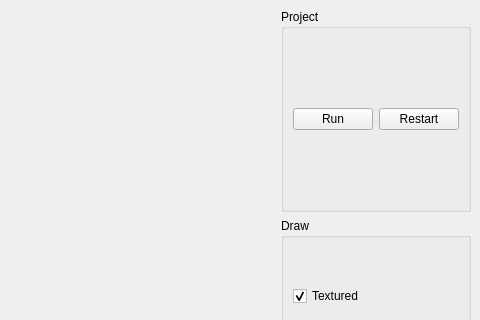
Before: the Qt Designer form Masters_Project_Silk_Torch/ui/MainWindow.ui in JSlowgrove/Masters-Project-Silk-Torch, drawn with Qt 5; both pictures show x 578 to 1058 and y 0 to 320 of the 1058 by 656 pixel window.
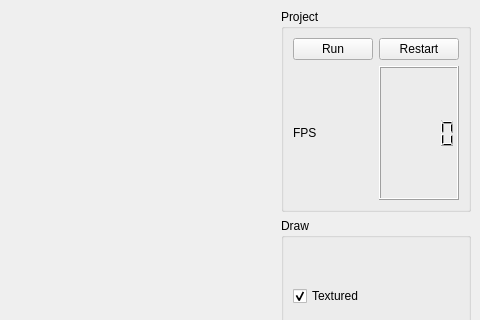
After: the same form once the commit is applied.

Commit message: Commit for machine transfer, also added FPS counter in UI but still need to link it up.

What changed in the file:
```diff
--- a/Masters_Project_Silk_Torch/ui/MainWindow.ui
+++ b/Masters_Project_Silk_Torch/ui/MainWindow.ui
@@ -21,6 +21,13 @@
        <string>Project</string>
       </property>
       <layout class="QGridLayout" name="gridLayout">
+       <item row="1" column="0">
+        <widget class="QLabel" name="fpslabel">
+         <property name="text">
+          <string>FPS</string>
+         </property>
+        </widget>
+       </item>
        <item row="0" column="0">
         <widget class="QPushButton" name="m_runProject">
          <property name="text">
@@ -35,6 +42,9 @@
          </property>
         </widget>
        </item>
+       <item row="1" column="1">
+        <widget class="QLCDNumber" name="lcdNumber"/>
+       </item>
       </layout>
      </widget>
     </item>
@@ -91,7 +101,7 @@
       <property name="sizeHint" stdset="0">
        <size>
         <width>20</width>
-        <height>31</height>
+        <height>64</height>
        </size>
       </property>
      </spacer>
```
Left out of the diff: 2 changed lines with no effect on the pictures. The commit also changes 1 other file.
